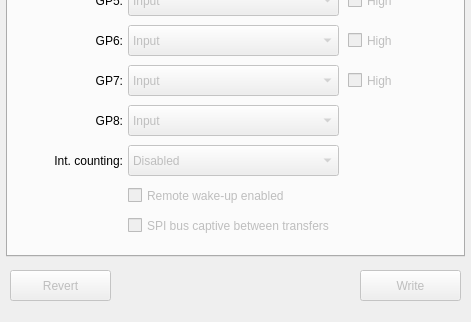
Qt form src/configuratorwindow.ui (bloguetronica/mcp2210-conf) before a commit; both pictures show x 0 to 471 and y 279 to 601 of the 471 by 601 pixel window.
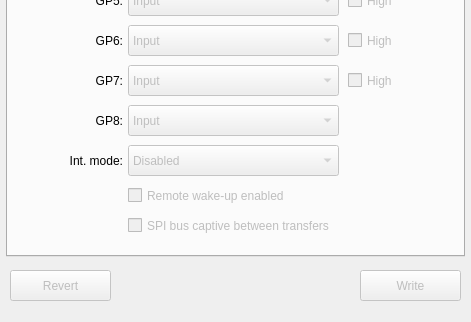
The same form after that commit. The open tabs and pages were chosen to show the change. Icons and pictures are not drawn.

```diff
--- a/src/configuratorwindow.ui
+++ b/src/configuratorwindow.ui
@@ -913,7 +913,7 @@
        </rect>
       </property>
       <property name="text">
-       <string>Int. counting:</string>
+       <string>Int. mode:</string>
       </property>
       <property name="alignment">
        <set>Qt::AlignRight|Qt::AlignTrailing|Qt::AlignVCenter</set>
```
Left out of the diff: 12 changed lines with no effect on the pictures.
